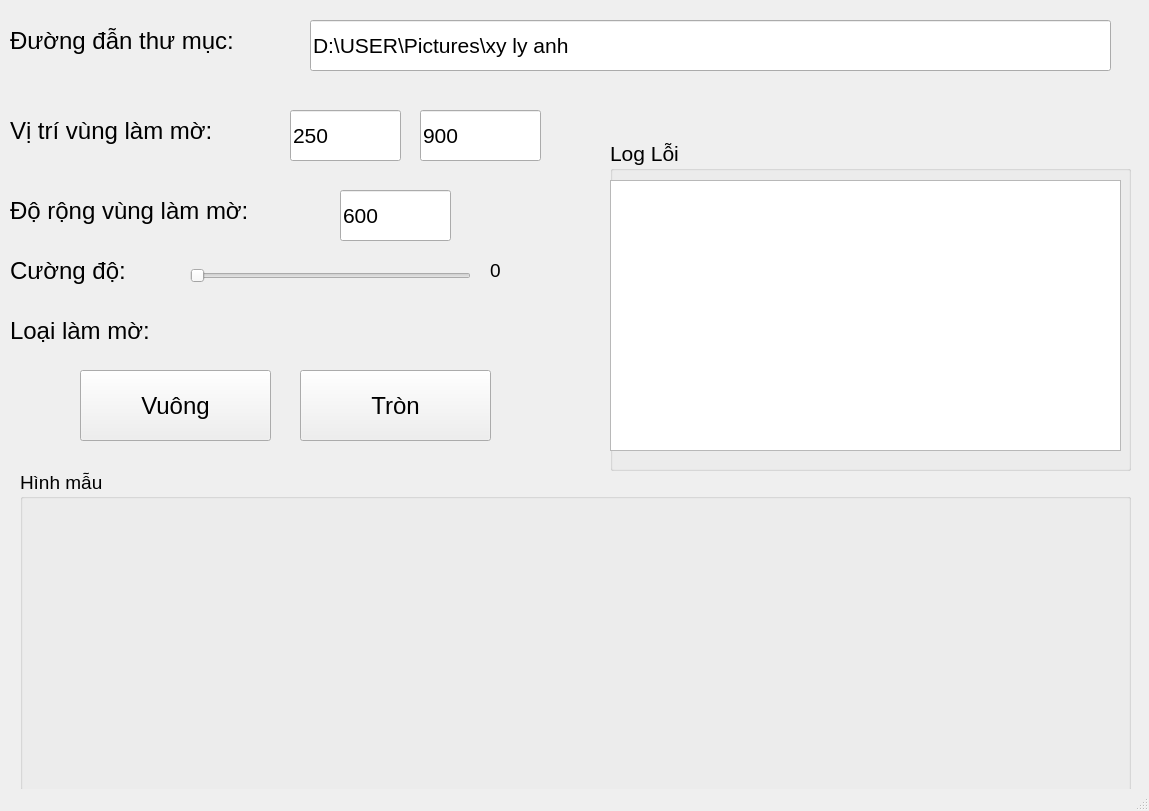
duyvo26/Xy-Ly-Anh-Thay-Khoi-Lam-Mo-Anh-Python, file main.ui: the form before one commit.
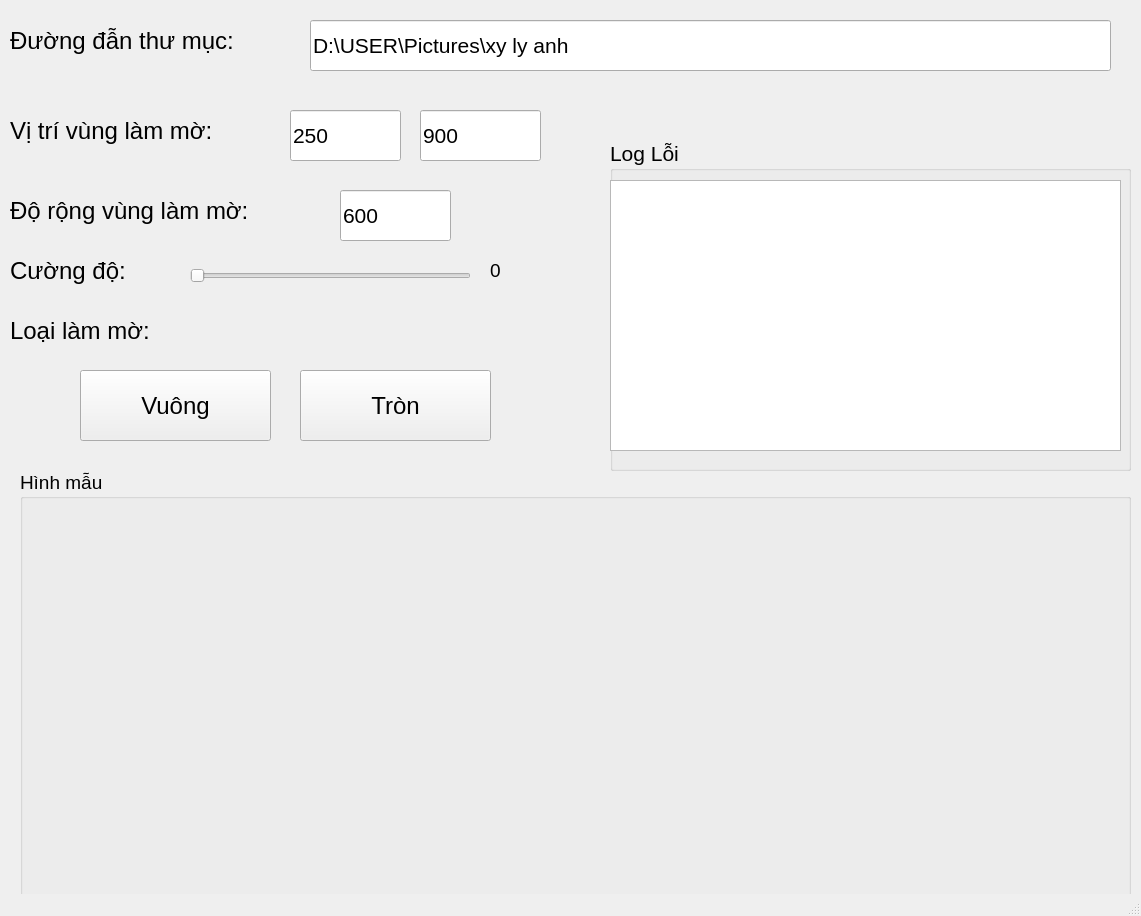
The form after the commit.

```diff
--- a/main.ui
+++ b/main.ui
@@ -6,8 +6,8 @@
    <rect>
     <x>0</x>
     <y>0</y>
-    <width>1149</width>
-    <height>811</height>
+    <width>1141</width>
+    <height>916</height>
    </rect>
   </property>
   <property name="windowTitle">
@@ -311,7 +311,7 @@
       <x>20</x>
       <y>470</y>
       <width>1111</width>
-      <height>321</height>
+      <height>431</height>
      </rect>
     </property>
     <property name="font">
@@ -328,7 +328,7 @@
        <x>0</x>
        <y>30</y>
        <width>1101</width>
-       <height>281</height>
+       <height>391</height>
       </rect>
      </property>
      <layout class="QHBoxLayout" name="horizontalLayout">
```
